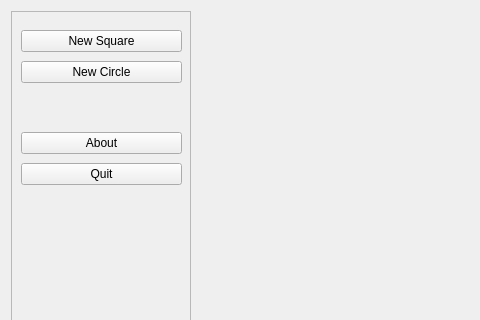
Old version of the form MainWindow.ui in the repository Fuuzetsu/cwk1-cm20219-2013; both pictures show x 0 to 480 and y 0 to 320 of the 794 by 848 pixel window.
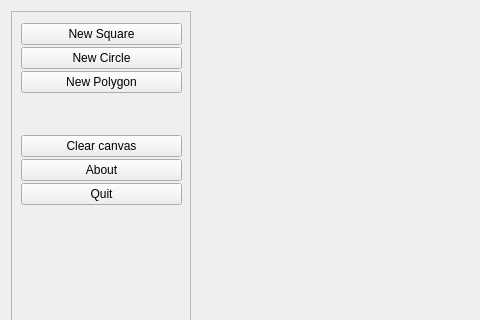
New version of the form. Custom widgets are drawn as their Qt base class.

Commit message: Clear window + sample polygon drawing.

Diff of the .ui file:
```diff
--- a/MainWindow.ui
+++ b/MainWindow.ui
@@ -40,7 +40,7 @@
         <x>10</x>
         <y>10</y>
         <width>161</width>
-        <height>177</height>
+        <height>186</height>
        </rect>
       </property>
       <layout class="QVBoxLayout" name="verticalLayout_2">
@@ -64,6 +64,13 @@
          </property>
         </widget>
        </item>
+       <item>
+        <widget class="QPushButton" name="newPolygonPushButton">
+         <property name="text">
+          <string>New Polygon</string>
+         </property>
+        </widget>
+       </item>
        <item>
         <spacer name="verticalSpacer_2">
          <property name="orientation">
@@ -80,6 +87,13 @@
          </property>
         </spacer>
        </item>
+       <item>
+        <widget class="QPushButton" name="clearCanvasButton">
+         <property name="text">
+          <string>Clear canvas</string>
+         </property>
+        </widget>
+       </item>
        <item>
         <widget class="QPushButton" name="aboutPushButton">
          <property name="text">
```
Left out of the diff: 32 changed lines with no effect on the pictures. The commit also changes 4 other files.
